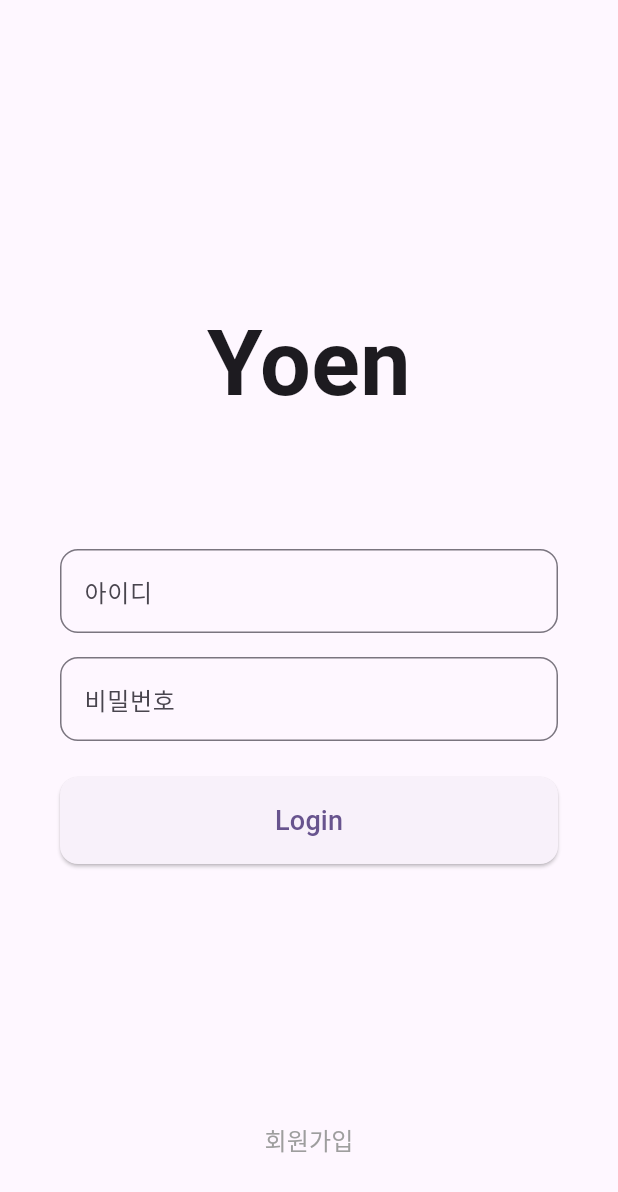
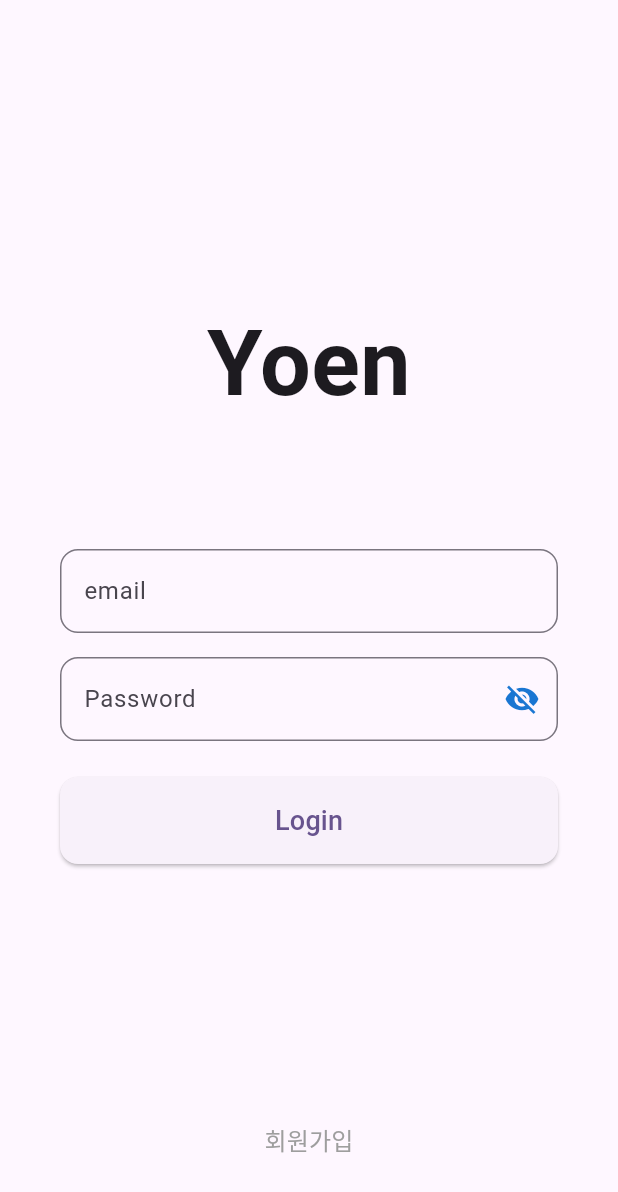
Before and after one commit to project-yoen/yoen_front, a Flutter app: the screen it shows after launch, on a phone screen of 412 x 824 dp. Shown: the top 1192 px of the screen. Run offline on Flutter 3.47's test engine with Material 3 defaults, Android fonts, the phone set to English and light mode, and no system bars; our stand-ins replace dio, flutter_riverpod, retrofit; generated files the repository leaves out were written again.

Commit message:
feat: 비밀번호 가시성 기능 추가

```diff
--- a/lib/view/login.dart
+++ b/lib/view/login.dart
@@ -1,8 +1,24 @@
 import 'package:flutter/material.dart';
 import 'package:yoen_front/view/register_email.dart';
 
-class LoginScreen extends StatelessWidget {
+class LoginScreen extends StatefulWidget {
   const LoginScreen({super.key});
+
+  @override
+  State<LoginScreen> createState() => _LoginScreenState();
+}
+
+class _LoginScreenState extends State<LoginScreen> {
+  bool isObscuredPwd = true;
+  TextEditingController emailController = TextEditingController();
+  TextEditingController passwordController = TextEditingController();
+
+  @override
+  void dispose() {
+    emailController.dispose();
+    passwordController.dispose();
+    super.dispose();
+  }
 
   @override
   Widget build(BuildContext context) {
@@ -21,8 +37,9 @@ class LoginScreen extends StatelessWidget {
             ),
             const Spacer(flex: 1),
             TextField(
+              controller: emailController,
               decoration: InputDecoration(
-                hintText: '아이디',
+                hintText: 'email',
                 border: OutlineInputBorder(
                   borderRadius: BorderRadius.circular(12),
                 ),
@@ -30,11 +47,24 @@ class LoginScreen extends StatelessWidget {
             ),
             const SizedBox(height: 16),
             TextField(
-              obscureText: true,
+              controller: passwordController,
+              obscureText: isObscuredPwd,
               decoration: InputDecoration(
-                hintText: '비밀번호',
+                labelText: 'Password',
+                hintText: isObscuredPwd ? '*******' : "Example1!",
                 border: OutlineInputBorder(
                   borderRadius: BorderRadius.circular(12),
+                ),
+                suffixIcon: IconButton(
+                  icon: Icon(
+                    isObscuredPwd ? Icons.visibility_off : Icons.visibility,
+                    color: Theme.of(context).primaryColorDark,
+                  ),
+                  onPressed: () {
+                    setState(() {
+                      isObscuredPwd = !isObscuredPwd;
+                    });
+                  },
                 ),
               ),
             ),
@@ -58,7 +88,7 @@ class LoginScreen extends StatelessWidget {
                   context,
                   MaterialPageRoute(
                     builder: (context) =>
-                        const RegisterEmailPage(title: "Login"),
+                        const RegisterEmailPageScreen(title: "Login"),
                   ),
                 );
               },
```
